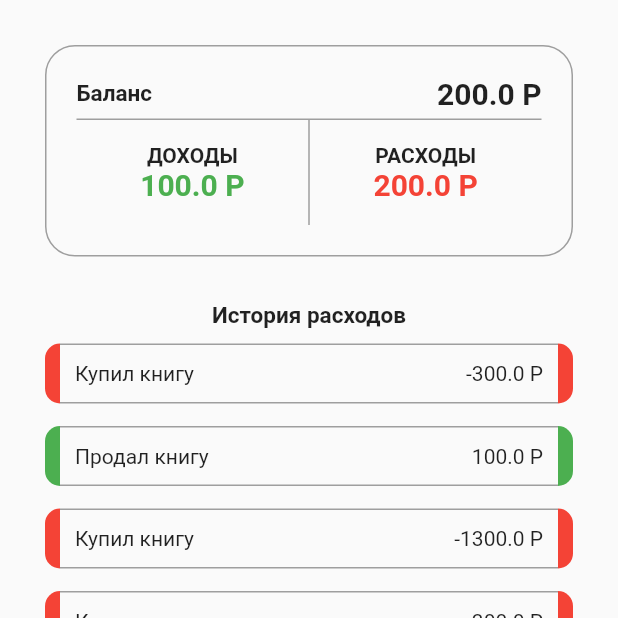
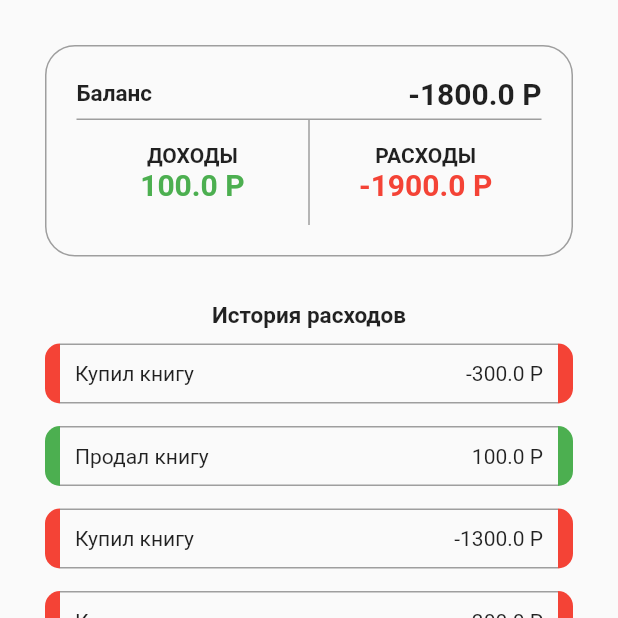
Before and after one commit to kreddos/flutter_moneychecking, a Flutter app: the screen it shows after launch, after a tap on "Добавить операцию", on a phone screen of 412 x 824 dp, the top half of it. Run offline on Flutter 3.47's test engine with Material 2 defaults, Android fonts, the phone set to English and light mode, and no system bars.

Commit message:
добавил подсчет на виджете с общей информацией по бюджету

```diff
--- a/lib/screens/main_screen.dart
+++ b/lib/screens/main_screen.dart
@@ -16,6 +16,18 @@ class _MainScreenState extends State {
     ExpenseIncomeItemModel.from('Купил дошик', -300.0),
   ];
 
+  double _sum(double sum, ExpenseIncomeItemModel item) => sum + item.value;
+
+  Map<String, double> get valuesSums {
+    Map<String, double> result = new Map();
+
+    result['balance'] = values.fold(0, _sum);
+    result['income'] = values.where((item) => item.value > 0).fold(0, _sum);
+    result['expenses'] = values.where((item) => item.value < 0).fold(0, _sum);
+
+    return result;
+  }
+
   @override
   Widget build(BuildContext context) {
     return Scaffold(
@@ -30,7 +42,7 @@ class _MainScreenState extends State {
                   child: Column(
                     children: <Widget>[
                       SizedBox(height: 30.0),
-                      MainBudgetInfo(balance: 200.0, income: 100.0, expenses: 200.0),
+                      MainBudgetInfo(balance: valuesSums['balance'], income: valuesSums['income'], expenses: valuesSums['expenses']),
                       SizedBox(height: 30.0),
                       ExpenseHistory(data: values),
                       SizedBox(height: 20.0),
```
